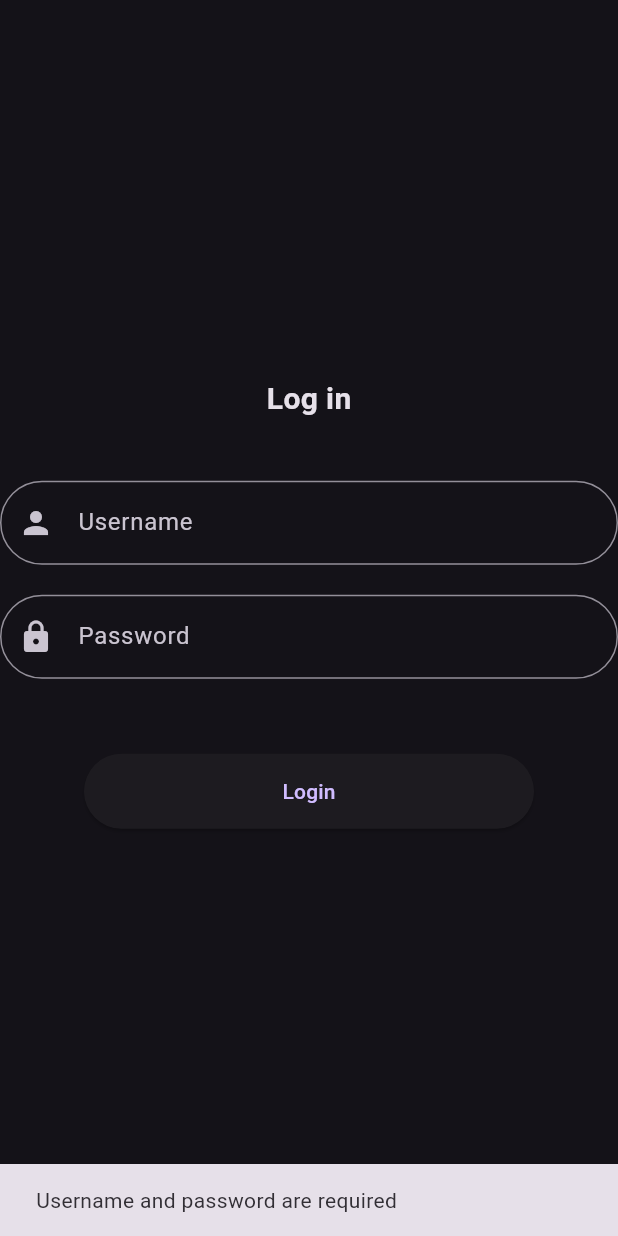
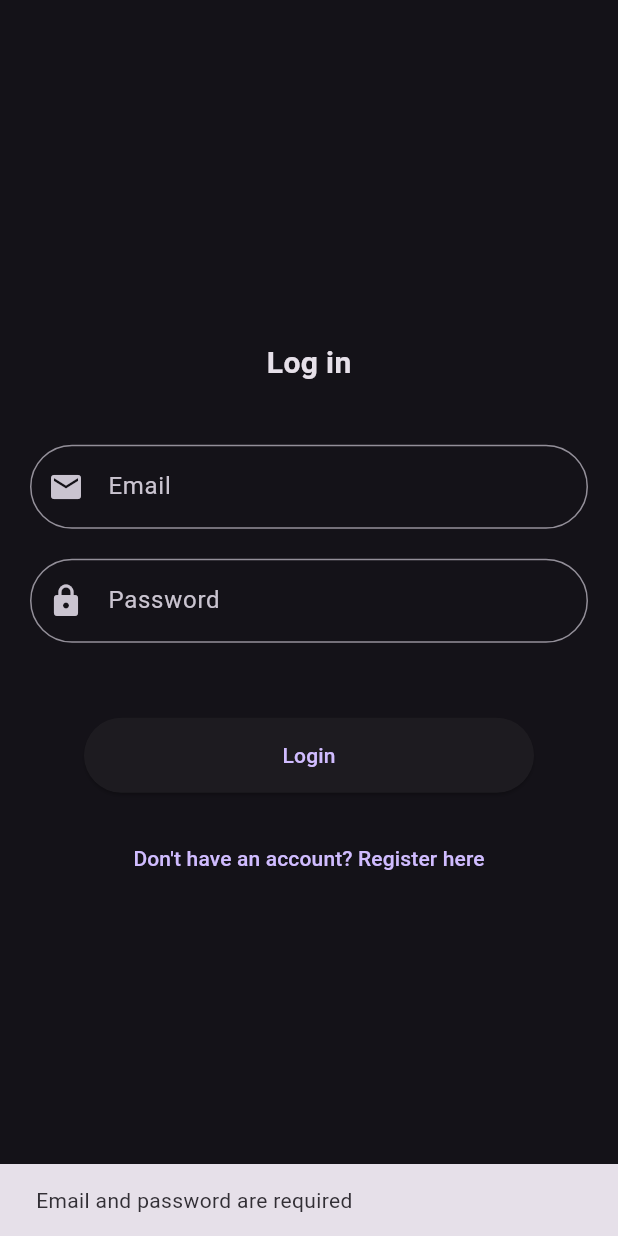
Before and after one commit to Aid-Code/DAP-AidenMaidPerez-2024, a Flutter app: the screen it shows after launch, after a tap on "Login", on a phone screen of 412 x 824 dp. Run offline on Flutter 3.47's test engine with Material 3 defaults, Android fonts, the light colour scheme and no system bars; our stand-ins replace cloud_firestore, firebase_core, go_router; accounts and stored records are empty.

Commit message:
no funciona con la base de datos no se por que

```diff
--- a/lib/core/app_router.dart
+++ b/lib/core/app_router.dart
@@ -2,6 +2,7 @@ import 'package:app_idx/entities/kit.dart';
 import 'package:app_idx/screens/details_screen.dart';
 import 'package:app_idx/screens/home_screen.dart';
 import 'package:app_idx/screens/login_screen.dart';
+import 'package:app_idx/screens/register_screen.dart';
 import 'package:go_router/go_router.dart';
 
 final appRouter = GoRouter(routes: [
@@ -9,6 +10,11 @@ final appRouter = GoRouter(routes: [
     name: LoginScreen.name,
     path: '/',
     builder: (context, state) => LoginScreen(),
+  ),
+  GoRoute(
+    name: RegisterScreen.name,
+    path: '/register',
+    builder: (context, state) => RegisterScreen(),
   ),
   GoRoute(
     name: HomeScreen.name,
--- a/lib/screens/login_screen.dart
+++ b/lib/screens/login_screen.dart
@@ -1,35 +1,29 @@
-import 'package:app_idx/entities/user.dart';
-import 'package:app_idx/screens/home_screen.dart';
+import 'package:cloud_firestore/cloud_firestore.dart';
 import 'package:flutter/material.dart';
 import 'package:go_router/go_router.dart';
+import 'home_screen.dart';
+import 'register_screen.dart';
 
-// ignore: must_be_immutable
-class LoginScreen extends StatelessWidget {
+class LoginScreen extends StatefulWidget {
   static const name = 'LoginScreen';
-  LoginScreen({super.key});
 
-  TextEditingController userController = TextEditingController();
-  TextEditingController passController = TextEditingController();
+  const LoginScreen({super.key});
 
-  List<String> errorMessages = [
-    'Incorrect username',
-    'Incorrect password',
-    'Incorrect username and password',
-    'Username and password are required',
-    'Username is required',
-    'Password is required'
-  ];
+  @override
+  _LoginScreenState createState() => _LoginScreenState();
+}
 
-  List<User> usersAndPasswords = [
-    User('Aid', '123'),
-    User('Ale', 'soyAle'),
-    User('Marcos', 'miContraseña')
-  ];
+class _LoginScreenState extends State<LoginScreen> {
+  final TextEditingController emailController = TextEditingController();
+  final TextEditingController passController = TextEditingController();
+  bool isLoading = false;
 
   @override
   Widget build(BuildContext context) {
     return Scaffold(
       body: Center(
+        child: Padding(
+          padding: const EdgeInsets.symmetric(horizontal: 20.0),
           child: Column(
             mainAxisAlignment: MainAxisAlignment.center,
             children: [
@@ -37,82 +31,105 @@ class LoginScreen extends StatelessWidget {
                 'Log in',
                 style: TextStyle(fontSize: 20, fontWeight: FontWeight.bold),
               ),
-          const SizedBox(
-            height: 40,
+              const SizedBox(height: 40),
+              TextFormField(
+                controller: emailController,
+                decoration: const InputDecoration(
+                  hintText: 'Email',
+                  prefixIcon: Icon(Icons.email),
+                  border: OutlineInputBorder(
+                    borderRadius: BorderRadius.all(Radius.circular(30)),
                   ),
-          TextField(
-            controller: userController,
-            decoration: const InputDecoration(
-                hintText: 'Username',
-                prefixIcon: Icon(Icons.person),
-                border: OutlineInputBorder(
-                    borderRadius: BorderRadius.all(Radius.circular(30)))),
                 ),
-          const SizedBox(
-            height: 20,
+                keyboardType: TextInputType.emailAddress,
+                validator: (value) {
+                  if (value == null || value.isEmpty) {
+                    return 'Please enter an email address';
+                  }
+                  return null;
+                },
               ),
-          TextField(
+              const SizedBox(height: 20),
+              TextFormField(
                 controller: passController,
                 decoration: const InputDecoration(
                   hintText: 'Password',
                   prefixIcon: Icon(Icons.lock),
                   border: OutlineInputBorder(
-                    borderRadius: BorderRadius.all(Radius.circular(30)))),
+                    borderRadius: BorderRadius.all(Radius.circular(30)),
+                  ),
+                ),
                 obscureText: true,
+                validator: (value) {
+                  if (value == null || value.isEmpty) {
+                    return 'Please enter a password';
+                  }
+                  return null;
+                },
               ),
-          const SizedBox(
-            height: 50,
-          ),
-          ElevatedButton(
+              const SizedBox(height: 50),
+              isLoading
+                  ? const CircularProgressIndicator() // Show loading indicator while processing
+                  : ElevatedButton(
                       style: ElevatedButton.styleFrom(
                         fixedSize: const Size(300, 50),
                         shape: RoundedRectangleBorder(
-                      borderRadius: BorderRadius.circular(30))),
-              onPressed: () {
-                String inputUser = userController.text;
-                String inputPass = passController.text;
+                          borderRadius: BorderRadius.circular(30),
+                        ),
+                      ),
+                      onPressed: () async {
+                        String email = emailController.text.trim();
+                        String password = passController.text.trim();
 
-                if (inputUser.isEmpty && inputPass.isEmpty) {
-                  showSnackBar(errorMessages[3],
-                      context); // Username and password are required
-                } else if (inputUser.isEmpty) {
-                  showSnackBar(
-                      errorMessages[4], context); // Username is required
-                } else if (inputPass.isEmpty) {
-                  showSnackBar(
-                      errorMessages[5], context); // Password is required
-                } else {
-                  bool credentialsValid = false;
-
-                  for (var user in usersAndPasswords) {
-                    if (user.validateUser(inputUser, inputPass)) {
-                      credentialsValid = true;
-                      break;
-                    }
+                        if (email.isEmpty || password.isEmpty) {
+                          showSnackBar('Email and password are required', context);
+                          return;
                         }
 
-                  if (credentialsValid) {
+                        setState(() {
+                          isLoading = true; // Start loading
+                        });
+
+                        try {
+                          // Buscar usuario en Firestore
+                          QuerySnapshot userQuery = await FirebaseFirestore.instance
+                              .collection('users')
+                              .where('email', isEqualTo: email)
+                              .where('password', isEqualTo: password)
+                              .get();
+
+                          if (userQuery.docs.isNotEmpty) {
+                            // Usuario encontrado, navegar a la pantalla de inicio
                             context.pushNamed(HomeScreen.name);
                           } else {
-                    showSnackBar(errorMessages[2], context);
+                            showSnackBar('User not found or incorrect password', context);
                           }
+                        } catch (e) {
+                          showSnackBar('An unexpected error occurred: $e', context);
+                        } finally {
+                          setState(() {
+                            isLoading = false; // Stop loading
+                          });
                         }
                       },
-              child: const Text(
-                'Login',
-              )),
-          const SizedBox(
-            height: 20,
-          )
+                      child: const Text('Login'),
+                    ),
+              const SizedBox(height: 20),
+              TextButton(
+                onPressed: () {
+                  context.pushNamed(RegisterScreen.name);
+                },
+                child: const Text('Don\'t have an account? Register here'),
+              ),
             ],
           ),
-    ));
+        ),
+      ),
+    );
   }
 }
 
 void showSnackBar(String message, BuildContext context) {
-  String errorMessage = message;
-  SnackBar snackErrors = SnackBar(content: Text(errorMessage));
-
+  SnackBar snackErrors = SnackBar(content: Text(message));
   ScaffoldMessenger.of(context).showSnackBar(snackErrors);
 }
```
Also changed, not shown: lib/screens/register_screen.dart (added, +86 -0 lines), pubspec.lock, 3 other files. Lines whose indentation alone changed are shown as unchanged.
